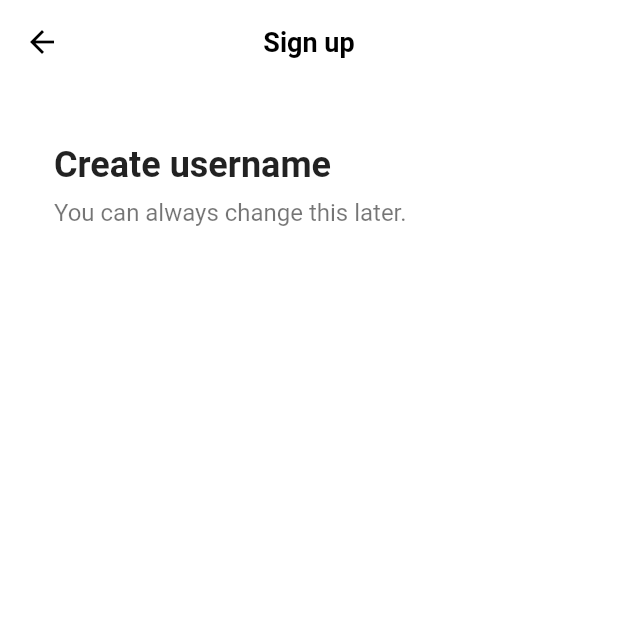
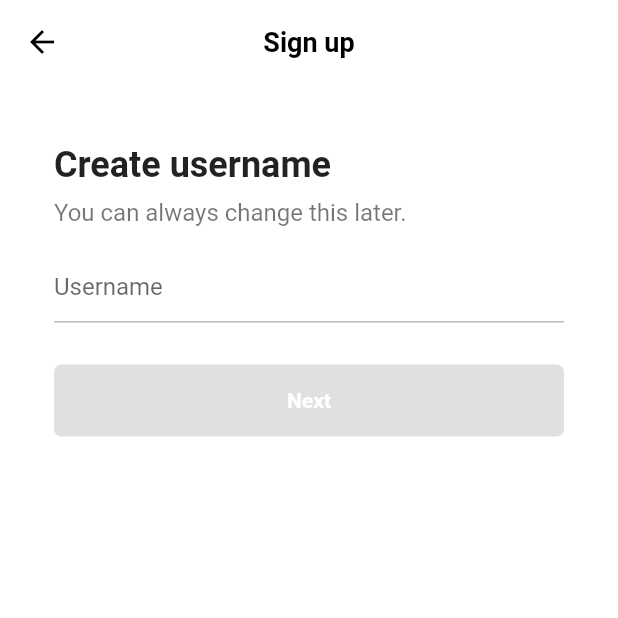
Before and after one commit to cheo419/tiktok, a Flutter app: the screen it shows after launch, after a tap on "Use email & password", on a phone screen of 412 x 824 dp, the top half of it. Run offline on Flutter 3.47's test engine with Material 2 defaults, Android fonts, the phone set to English and light mode, and no system bars; our stand-ins replace font_awesome_flutter.

```diff
--- a/lib/S.txt
+++ b/lib/S.txt
@@ -13,3 +13,20 @@ Align(widget) = 하나의 정렬만 바꿀수있게 해줌
 
 #sing up form
 tip) 메서드앞에 _ 언더바 쓰기 생활화하기(이유는 다른언어처럼 퍼블릭 프라이빗 프로텍드 같은게 없기때문에 _로 프라이빗이라고 표시해두는것)
+
+#username screen
+TextField() = html input 느낌
+cursorColor = 글씨쓸때 깜빡이는 모션 색깔
+hintText = html placeholder 느낌
+bordercolor = 밑줄색깔
+코드참조설명생략(포커싱됬을때안됬을때밑줄) =
+enabledBorder: UnderlineInputBorder(
+borderSide: BorderSide(
+color: Colors.grey.shade400,
+),
+),
+focusedBorder: UnderlineInputBorder(
+borderSide: BorderSide(
+color: Colors.grey.shade400,
+Controller = 코드,메서드 등으로 textfield와 같은 위젯을 컨트롤 할수있게해줌, statefulwidget써야함
+AnimatedContainer = decoration이 바뀌었을때 애니메이션 효과를 넣어줌
--- /dev/null
+++ b/lib/features/authentication/create_user_screen.dart
@@ -0,0 +1,106 @@
+import 'package:flutter/material.dart';
+import 'package:tiktok/constants/gaps.dart';
+import 'package:tiktok/constants/sizes.dart';
+
+class UsernameScreen extends StatefulWidget {
+  const UsernameScreen({super.key});
+
+  @override
+  State<UsernameScreen> createState() => _UsernameScreenState();
+}
+
+class _UsernameScreenState extends State<UsernameScreen> {
+  final TextEditingController _usernameController = TextEditingController();
+
+  String _username = "";
+
+  @override
+  void initState() {
+    super.initState();
+
+    _usernameController.addListener(() {
+      setState(() {
+        _username = _usernameController.text;
+      });
+    });
+  }
+
+  @override
+  Widget build(BuildContext context) {
+    return Scaffold(
+      appBar: AppBar(
+        title: const Text(
+          "Sign up",
+        ),
+      ),
+      body: Padding(
+        padding: const EdgeInsets.symmetric(
+          horizontal: Sizes.size36,
+        ),
+        child: Column(
+          crossAxisAlignment: CrossAxisAlignment.start,
+          children: [
+            Gaps.v40,
+            const Text(
+              "Create username",
+              style: TextStyle(
+                fontSize: Sizes.size24,
+                fontWeight: FontWeight.w700,
+              ),
+            ),
+            Gaps.v8,
+            const Text(
+              "You can always change this later.",
+              style: TextStyle(
+                fontSize: Sizes.size16,
+                color: Colors.black54,
+              ),
+            ),
+            Gaps.v16,
+            TextField(
+              controller: _usernameController,
+              decoration: InputDecoration(
+                hintText: "Username",
+                enabledBorder: UnderlineInputBorder(
+                  borderSide: BorderSide(
+                    color: Colors.grey.shade400,
+                  ),
+                ),
+                focusedBorder: UnderlineInputBorder(
+                  borderSide: BorderSide(
+                    color: Colors.grey.shade400,
+                  ),
+                ),
+              ),
+              cursorColor: Theme.of(context).primaryColor,
+            ),
+            Gaps.v28,
+            FractionallySizedBox(
+              widthFactor: 1,
+              child: AnimatedContainer(
+                padding: const EdgeInsets.symmetric(
+                  vertical: Sizes.size16,
+                ),
+                decoration: BoxDecoration(
+                  borderRadius: BorderRadius.circular(Sizes.size5),
+                  color: _username.isEmpty
+                      ? Colors.grey.shade300
+                      : Theme.of(context).primaryColor,
+                ),
+                duration: const Duration(milliseconds: 600),
+                child: const Text(
+                  'Next',
+                  textAlign: TextAlign.center,
+                  style: TextStyle(
+                    color: Colors.white,
+                    fontWeight: FontWeight.w600,
+                  ),
+                ),
+              ),
+            ),
+          ],
+        ),
+      ),
+    );
+  }
+}
--- a/lib/features/authentication/email_screen.dart
+++ /dev/null
@@ -1,44 +0,0 @@
-import 'package:flutter/material.dart';
-import 'package:tiktok/constants/gaps.dart';
-import 'package:tiktok/constants/sizes.dart';
-
-class EmailScreen extends StatelessWidget {
-  const EmailScreen({super.key});
-
-  @override
-  Widget build(BuildContext context) {
-    return Scaffold(
-      appBar: AppBar(
-        title: const Text(
-          "Sign up",
-        ),
-      ),
-      body: Padding(
-        padding: const EdgeInsets.symmetric(
-          horizontal: Sizes.size36,
-        ),
-        child: Column(
-          crossAxisAlignment: CrossAxisAlignment.start,
-          children: const [
-            Gaps.v40,
-            Text(
-              "Create username",
-              style: TextStyle(
-                fontSize: Sizes.size24,
-                fontWeight: FontWeight.w700,
-              ),
-            ),
-            Gaps.v8,
-            Text(
-              "You can always change this later.",
-              style: TextStyle(
-                fontSize: Sizes.size16,
-                color: Colors.black54,
-              ),
-            ),
-          ],
-        ),
-      ),
-    );
-  }
-}
--- a/lib/features/authentication/sign_up_screen.dart
+++ b/lib/features/authentication/sign_up_screen.dart
@@ -2,7 +2,7 @@ import 'package:flutter/material.dart';
 import 'package:font_awesome_flutter/font_awesome_flutter.dart';
 import 'package:tiktok/constants/gaps.dart';
 import 'package:tiktok/constants/sizes.dart';
-import 'package:tiktok/features/authentication/email_screen.dart';
+import 'package:tiktok/features/authentication/create_user_screen.dart';
 import 'package:tiktok/features/authentication/login_screen.dart';
 import 'package:tiktok/features/authentication/widgets/auth_button.dart';
 
@@ -20,7 +20,7 @@ class SignUpScreen extends StatelessWidget {
   void _onEmailTap(BuildContext context) {
     Navigator.of(context).push(
       MaterialPageRoute(
-        builder: (context) => const EmailScreen(),
+        builder: (context) => const UsernameScreen(),
       ),
     );
   }
```
Also changed, not shown: lib/features/authentication/username_screen.dart (deleted).
